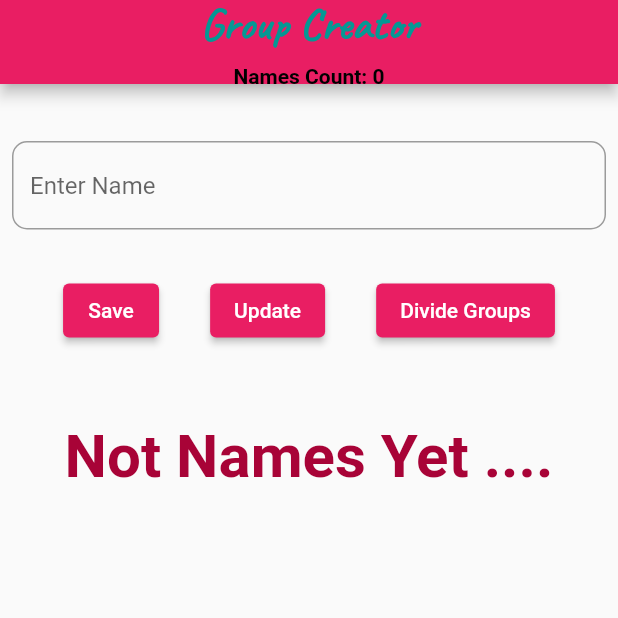
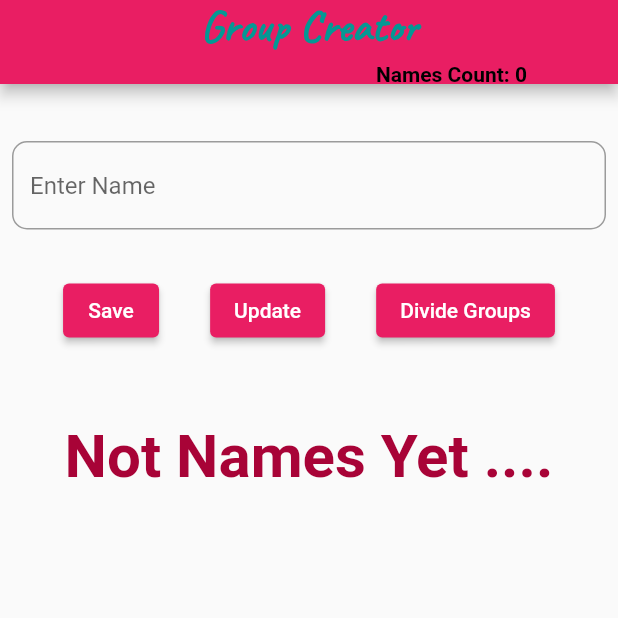
Before and after one commit to thamali-arunika/name_random_genarate, a Flutter app: the screen it shows after launch, on a phone screen of 412 x 824 dp, the top half of it. Run offline on Flutter 3.47's test engine with Material 2 defaults, Android fonts, the phone set to English and light mode, and no system bars.

Commit message:
remove debuging banner into the materialll app

```diff
--- a/lib/home_page.dart
+++ b/lib/home_page.dart
@@ -16,7 +16,6 @@ class _MyHomePageState extends State<MyHomePage> {
 
   @override
   Widget build(BuildContext context) {
-    debugDisableShadows = false;
    return Scaffold(
       appBar: AppBar(
         centerTitle: true,
@@ -31,13 +30,16 @@ class _MyHomePageState extends State<MyHomePage> {
                 color: Color.fromARGB(255, 4, 152, 148),
               ),
             ),
-            const SizedBox(height: 8), // Adjust the spacing as needed
-            Text(
+            const SizedBox(height: 5), // Adjust the spacing as needed
+            Padding(
+              padding: const EdgeInsets.only(left: 190),
+              child: Text(
                 'Names Count: ${names.length}',
                 style:const TextStyle(
                   fontSize: 14,
                   fontWeight: FontWeight.bold,
                   color: Colors.black
+                  ),
               ),
             ),
           ],
--- a/lib/main.dart
+++ b/lib/main.dart
@@ -12,6 +12,7 @@ class MyApp extends StatelessWidget {
   @override
   Widget build(BuildContext context) {
     return MaterialApp(
+      debugShowCheckedModeBanner: false,
       theme: ThemeData(
         primarySwatch:Colors.pink,
       ),
```
Lines whose indentation alone changed are shown as unchanged.
